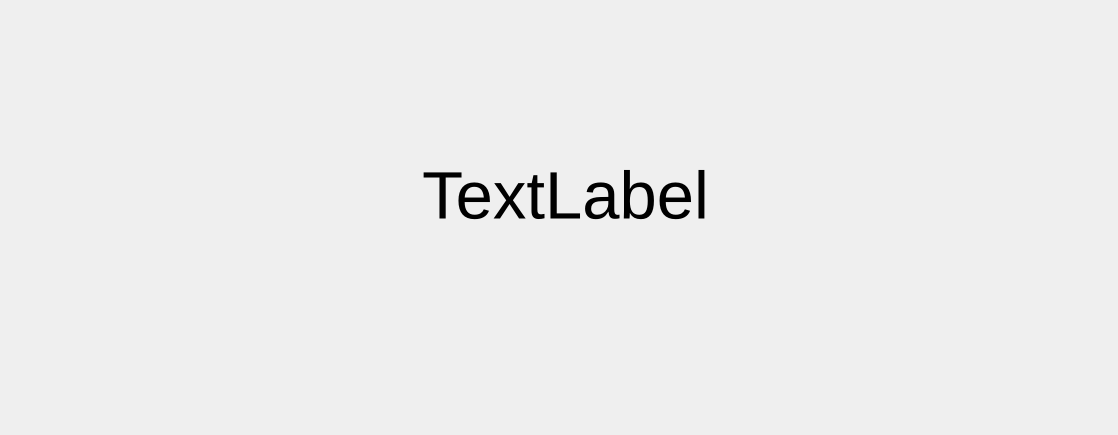
meng-hsiu/licence, file license.ui: the form before one commit.
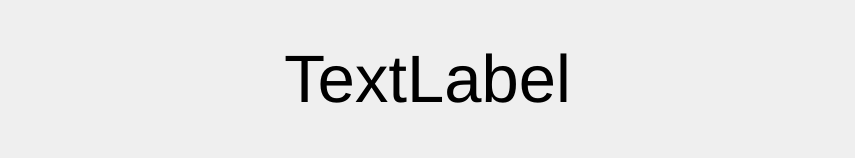
The form after the commit.

Commit message: 更新ui檔案

```diff
--- a/license.ui
+++ b/license.ui
@@ -6,22 +6,24 @@
    <rect>
     <x>0</x>
     <y>0</y>
-    <width>1118</width>
-    <height>435</height>
+    <width>855</width>
+    <height>158</height>
    </rect>
   </property>
+  <property name="sizePolicy">
+   <sizepolicy hsizetype="Expanding" vsizetype="Expanding">
+    <horstretch>0</horstretch>
+    <verstretch>0</verstretch>
+   </sizepolicy>
+  </property>
   <property name="windowTitle">
    <string>車牌辨識</string>
   </property>
+  <layout class="QGridLayout" name="gridLayout_3">
+   <item row="0" column="0">
+    <layout class="QGridLayout" name="gridLayout_2">
+     <item row="0" column="0">
   <widget class="QLabel" name="label">
-   <property name="geometry">
-    <rect>
-     <x>80</x>
-     <y>60</y>
-     <width>971</width>
-     <height>271</height>
-    </rect>
-   </property>
    <property name="font">
     <font>
      <pointsize>50</pointsize>
@@ -34,6 +36,10 @@
     <set>Qt::AlignCenter</set>
    </property>
   </widget>
+     </item>
+    </layout>
+   </item>
+  </layout>
  </widget>
  <resources/>
  <connections/>
```
Lines whose indentation alone changed are shown as unchanged.
